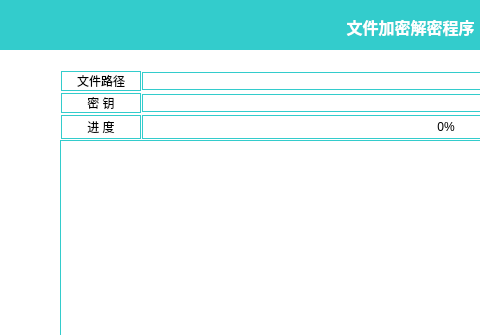
AiBryce/FileEncryptionAndDecryptionProgramDemo, file widget.ui: the form before one commit; both pictures show x 0 to 480 and y 0 to 335 of the 803 by 516 pixel window.
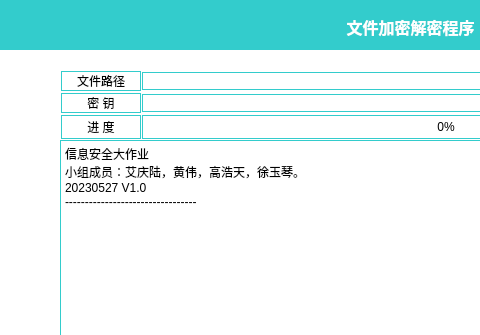
The form after the commit.

```diff
--- a/widget.ui
+++ b/widget.ui
@@ -249,6 +249,16 @@
       <property name="lineWrapMode">
        <enum>QTextEdit::NoWrap</enum>
       </property>
+      <property name="html">
+       <string>&lt;!DOCTYPE HTML PUBLIC &quot;-//W3C//DTD HTML 4.0//EN&quot; &quot;http://www.w3.org/TR/REC-html40/strict.dtd&quot;&gt;
+&lt;html&gt;&lt;head&gt;&lt;meta name=&quot;qrichtext&quot; content=&quot;1&quot; /&gt;&lt;style type=&quot;text/css&quot;&gt;
+p, li { white-space: pre-wrap; }
+&lt;/style&gt;&lt;/head&gt;&lt;body style=&quot; font-family:'SimSun'; font-size:9pt; font-weight:400; font-style:normal;&quot;&gt;
+&lt;p style=&quot; margin-top:0px; margin-bottom:0px; margin-left:0px; margin-right:0px; -qt-block-indent:0; text-indent:0px;&quot;&gt;&lt;span style=&quot; color:#000000;&quot;&gt;信息安全大作业&lt;/span&gt;&lt;/p&gt;
+&lt;p style=&quot; margin-top:0px; margin-bottom:0px; margin-left:0px; margin-right:0px; -qt-block-indent:0; text-indent:0px;&quot;&gt;&lt;span style=&quot; color:#000000;&quot;&gt;小组成员：艾庆陆，黄伟，高浩天，徐玉琴。&lt;/span&gt;&lt;/p&gt;
+&lt;p style=&quot; margin-top:0px; margin-bottom:0px; margin-left:0px; margin-right:0px; -qt-block-indent:0; text-indent:0px;&quot;&gt;&lt;span style=&quot; color:#000000;&quot;&gt;20230527 V1.0&lt;/span&gt;&lt;/p&gt;
+&lt;p style=&quot; margin-top:0px; margin-bottom:0px; margin-left:0px; margin-right:0px; -qt-block-indent:0; text-indent:0px;&quot;&gt;&lt;span style=&quot; color:#000000;&quot;&gt;---------------------------------&lt;/span&gt;&lt;/p&gt;&lt;/body&gt;&lt;/html&gt;</string>
+      </property>
      </widget>
     </item>
    </layout>
```
